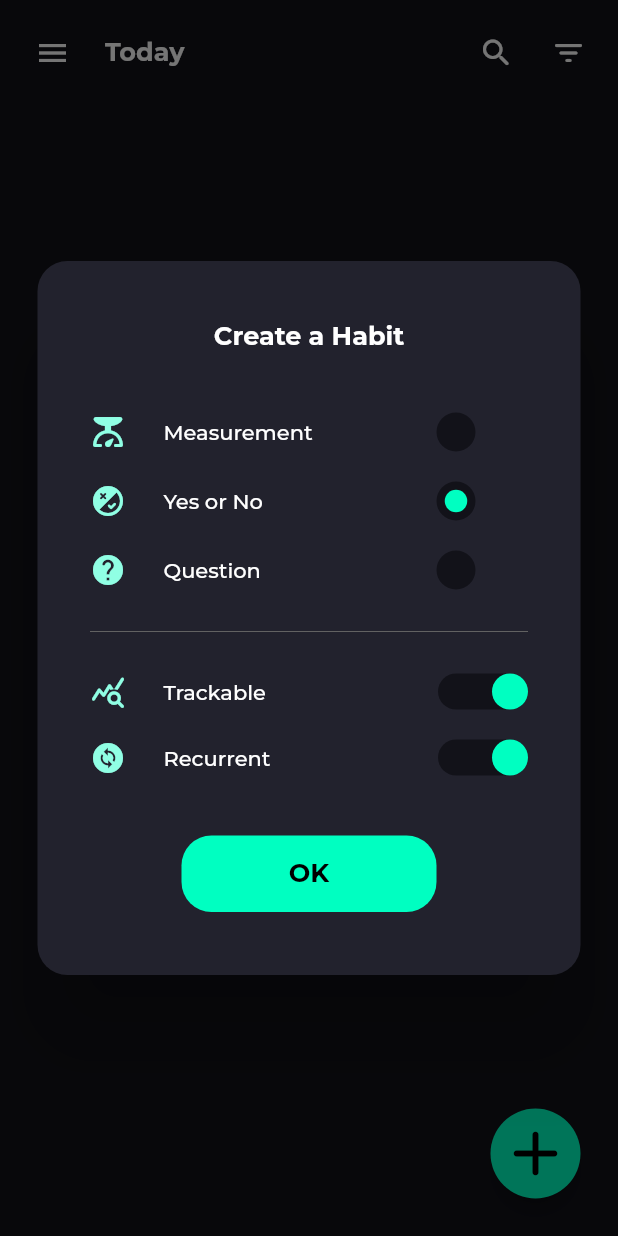
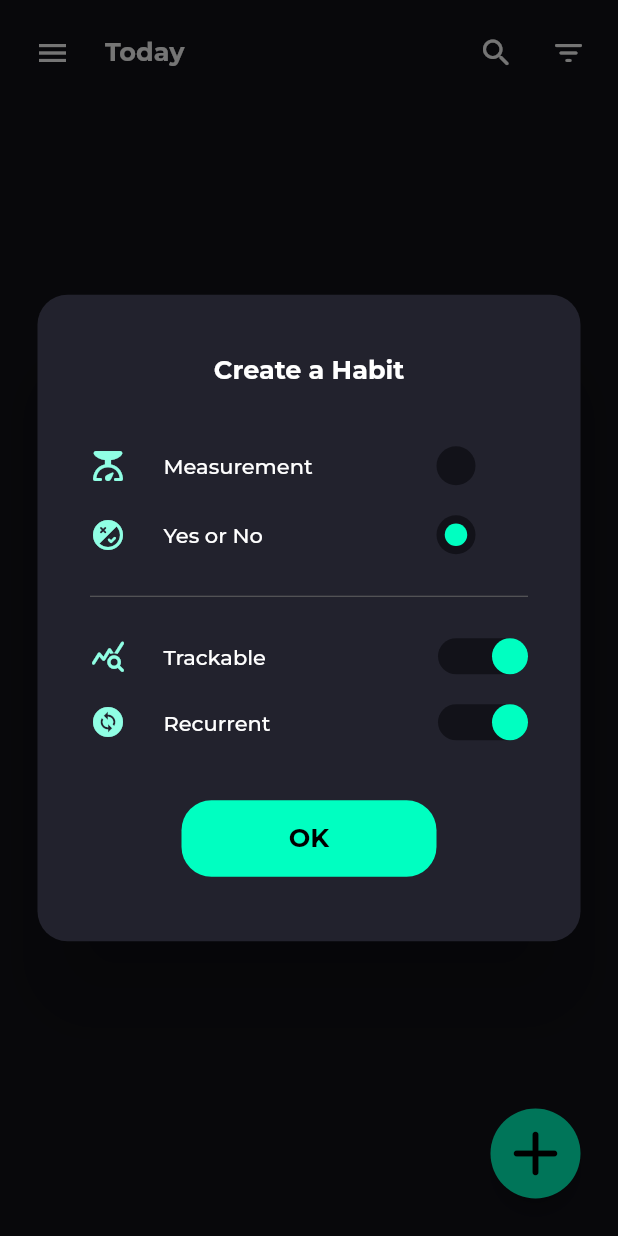
Before and after one commit to IceBreak-github/HabitTracker, a Flutter app: the screen it shows after launch, after a tap on the "add" icon, on a phone screen of 412 x 824 dp. Run offline on Flutter 3.47's test engine with Material 2 defaults, Android fonts, the phone set to English and light mode, and no system bars; drawn by our look-alikes of flutter_switch; missing offline and left inert: flutter_shakemywidget; project files that could hold a hidden picture were left out.

Commit message:
new commit

```diff
--- a/lib/pages/newhabit_page.dart
+++ b/lib/pages/newhabit_page.dart
@@ -152,20 +152,18 @@ class _NewHabitPageState extends State<NewHabitPage> {
                   //print(recurrenceSet);
                 }
                 */
-                print(goal);
+
                 if(widget.habitType == 'Measurement'){
                   if(habitName == null || habitName == ''){
                     shakeNameKey.currentState?.shake();
                   }
                   if(goal == null || goal == 0){
                     shakeGoalKey.currentState?.shake();
-                    print('test');
                   }
                   if(unit == null || unit == ''){
                     shakeUnitKey.currentState?.shake();
                   }
                   else{
-                    print(goal);
                   }
 
                 }
@@ -252,7 +250,7 @@ class _NewHabitPageState extends State<NewHabitPage> {
         children: <Widget> [
           SizedBox(
             width: 78,
-            child: Text("${DateFormat('yyyy/MM/dd').format(selectedDate)}", style: const TextStyle(color: Colors.white , fontSize: 14, fontWeight: FontWeight.w500))),
+            child: Text(DateFormat('yyyy/MM/dd').format(selectedDate), style: const TextStyle(color: Colors.white , fontSize: 14, fontWeight: FontWeight.w500))),
           Padding(
             padding: const EdgeInsets.only(left: 20),
             child: Icon(
--- a/lib/pages/today_page.dart
+++ b/lib/pages/today_page.dart
@@ -63,7 +63,7 @@ class TodayPage extends StatelessWidget {
                 builder: (context) {
                   var width = MediaQuery.of(context).size.width;
                   return SizedBox(
-                    height: 400,
+                    height: 355,
                     width: width - 50,
                     child: const Padding(
                       padding: EdgeInsets.all(15),
--- a/lib/widgets/checkbox_widgets.dart
+++ b/lib/widgets/checkbox_widgets.dart
@@ -92,7 +92,6 @@ class _CheckBoxState extends State<HabitSettings> {
       children: <Widget>[
         habitType('Measurement', Icons.scale_rounded),
         habitType('Yes or No', Icons.flaky_rounded),
-        habitType('Question', Icons.help_rounded),
         Padding(
           padding: const EdgeInsets.symmetric(vertical: 10, horizontal: 20),
           child: Divider(
```
